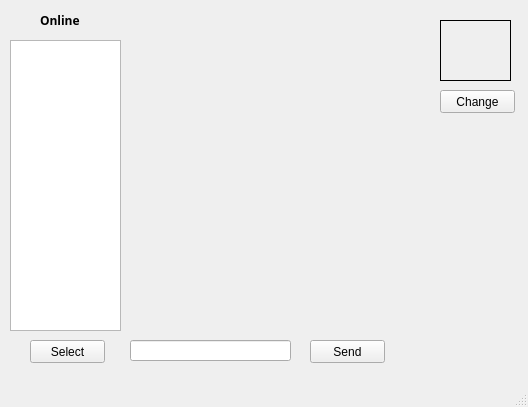
Old version of the form Lokaverkefni/test.ui in the repository jonasfreyr/Lokaverkefni-Netforritun.
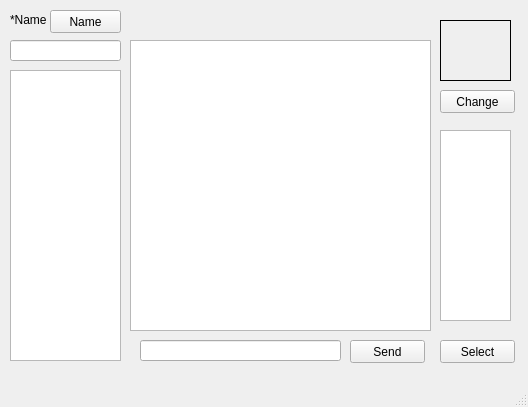
New version of the form.

The edit to the form file:
```diff
--- a/Lokaverkefni/test.ui
+++ b/Lokaverkefni/test.ui
@@ -20,25 +20,12 @@
    </size>
   </property>
   <widget class="QWidget" name="centralwidget">
-   <widget class="QLabel" name="text">
-    <property name="geometry">
-     <rect>
-      <x>130</x>
-      <y>10</y>
-      <width>301</width>
-      <height>241</height>
-     </rect>
-    </property>
-    <property name="text">
-     <string/>
-    </property>
-   </widget>
    <widget class="QLineEdit" name="lineEdit">
     <property name="geometry">
      <rect>
-      <x>130</x>
+      <x>140</x>
       <y>340</y>
-      <width>161</width>
+      <width>201</width>
       <height>21</height>
      </rect>
     </property>
@@ -49,7 +36,7 @@
    <widget class="QPushButton" name="sendButton">
     <property name="geometry">
      <rect>
-      <x>310</x>
+      <x>350</x>
       <y>340</y>
       <width>75</width>
       <height>23</height>
@@ -63,7 +50,7 @@
     <property name="geometry">
      <rect>
       <x>10</x>
-      <y>40</y>
+      <y>70</y>
       <width>111</width>
       <height>291</height>
      </rect>
@@ -72,7 +59,7 @@
    <widget class="QPushButton" name="selectButton">
     <property name="geometry">
      <rect>
-      <x>30</x>
+      <x>440</x>
       <y>340</y>
       <width>75</width>
       <height>23</height>
@@ -111,24 +98,63 @@
      <string>Change</string>
     </property>
    </widget>
+   <widget class="QListWidget" name="servers">
+    <property name="geometry">
+     <rect>
+      <x>440</x>
+      <y>130</y>
+      <width>71</width>
+      <height>191</height>
+     </rect>
+    </property>
+   </widget>
+   <widget class="QTextEdit" name="textEdit">
+    <property name="geometry">
+     <rect>
+      <x>130</x>
+      <y>40</y>
+      <width>301</width>
+      <height>291</height>
+     </rect>
+    </property>
+   </widget>
    <widget class="QLabel" name="label">
     <property name="geometry">
      <rect>
-      <x>40</x>
+      <x>10</x>
       <y>10</y>
-      <width>71</width>
+      <width>51</width>
+      <height>20</height>
+     </rect>
+    </property>
+    <property name="text">
+     <string>*Name</string>
+    </property>
+   </widget>
+   <widget class="QLineEdit" name="nameInput">
+    <property name="geometry">
+     <rect>
+      <x>10</x>
+      <y>40</y>
+      <width>111</width>
       <height>21</height>
      </rect>
     </property>
-    <property name="font">
-     <font>
-      <family>Arial Black</family>
-      <weight>75</weight>
-      <bold>true</bold>
-     </font>
+    <property name="text">
+     <string/>
     </property>
+   </widget>
+   <widget class="QPushButton" name="nameButton">
+    <property name="geometry">
+     <rect>
+      <x>50</x>
+      <y>10</y>
+      <width>71</width>
+      <height>23</height>
+     </rect>
+    </property>
     <property name="text">
-     <string>Online</string>
+     <string>Name</string>
     </property>
    </widget>
   </widget>
```
